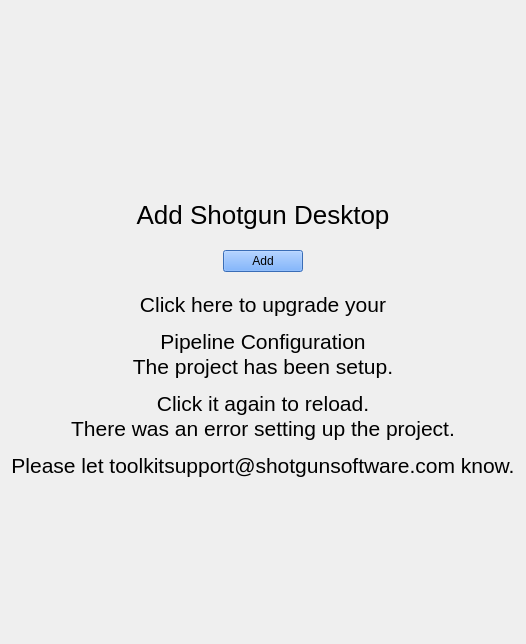
Before: the Qt Designer form resources/update_project_config.ui in shotgunsoftware/tk-desktop, drawn with Qt 5.
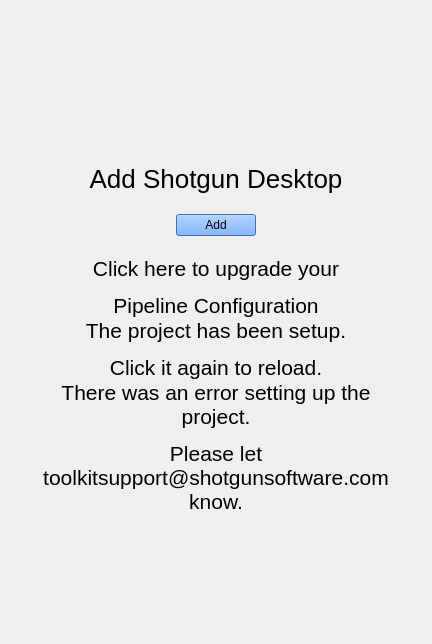
After: the same form once the commit is applied. Icons and pictures are not drawn.

Commit message: Polish - Tooltips for preferences.  Make errors selectable from the update project config.

Patch:
```diff
--- a/resources/update_project_config.ui
+++ b/resources/update_project_config.ui
@@ -180,6 +180,12 @@
          <property name="text">
           <string>&lt;html&gt;&lt;head/&gt;&lt;body&gt;&lt;p align=&quot;center&quot;&gt;&lt;span style=&quot; font-size:16pt;&quot;&gt;The project has been setup.&lt;/span&gt;&lt;/p&gt;&lt;p align=&quot;center&quot;&gt;&lt;span style=&quot; font-size:16pt;&quot;&gt;Click it again to reload.&lt;/span&gt;&lt;/p&gt;&lt;/body&gt;&lt;/html&gt;</string>
          </property>
+         <property name="wordWrap">
+          <bool>true</bool>
+         </property>
+         <property name="textInteractionFlags">
+          <set>Qt::LinksAccessibleByMouse|Qt::TextSelectableByKeyboard|Qt::TextSelectableByMouse</set>
+         </property>
         </widget>
        </item>
        <item>
@@ -187,6 +193,12 @@
          <property name="text">
           <string>&lt;html&gt;&lt;head/&gt;&lt;body&gt;&lt;p align=&quot;center&quot;&gt;&lt;span style=&quot; font-size:16pt;&quot;&gt;There was an error setting up the project.&lt;/span&gt;&lt;/p&gt;&lt;p align=&quot;center&quot;&gt;&lt;span style=&quot; font-size:16pt;&quot;&gt;Please let toolkitsupport@shotgunsoftware.com know.&lt;/span&gt;&lt;/p&gt;&lt;/body&gt;&lt;/html&gt;</string>
          </property>
+         <property name="wordWrap">
+          <bool>true</bool>
+         </property>
+         <property name="textInteractionFlags">
+          <set>Qt::LinksAccessibleByMouse|Qt::TextSelectableByKeyboard|Qt::TextSelectableByMouse</set>
+         </property>
         </widget>
        </item>
       </layout>
```
The commit also changes 3 other files.
